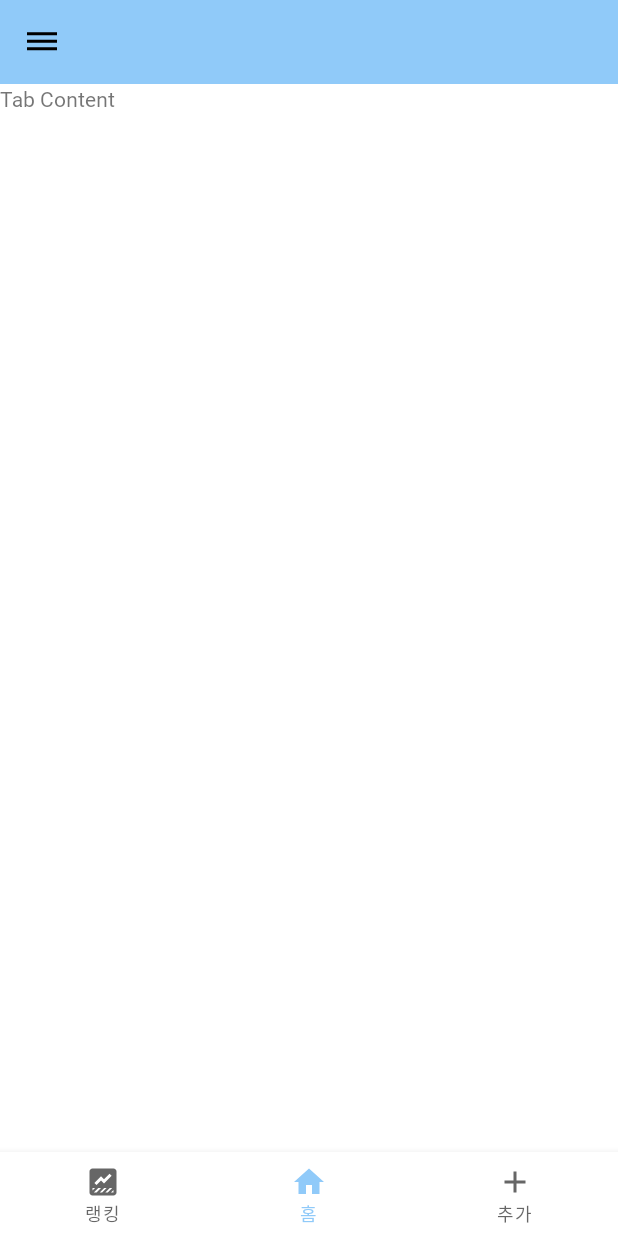
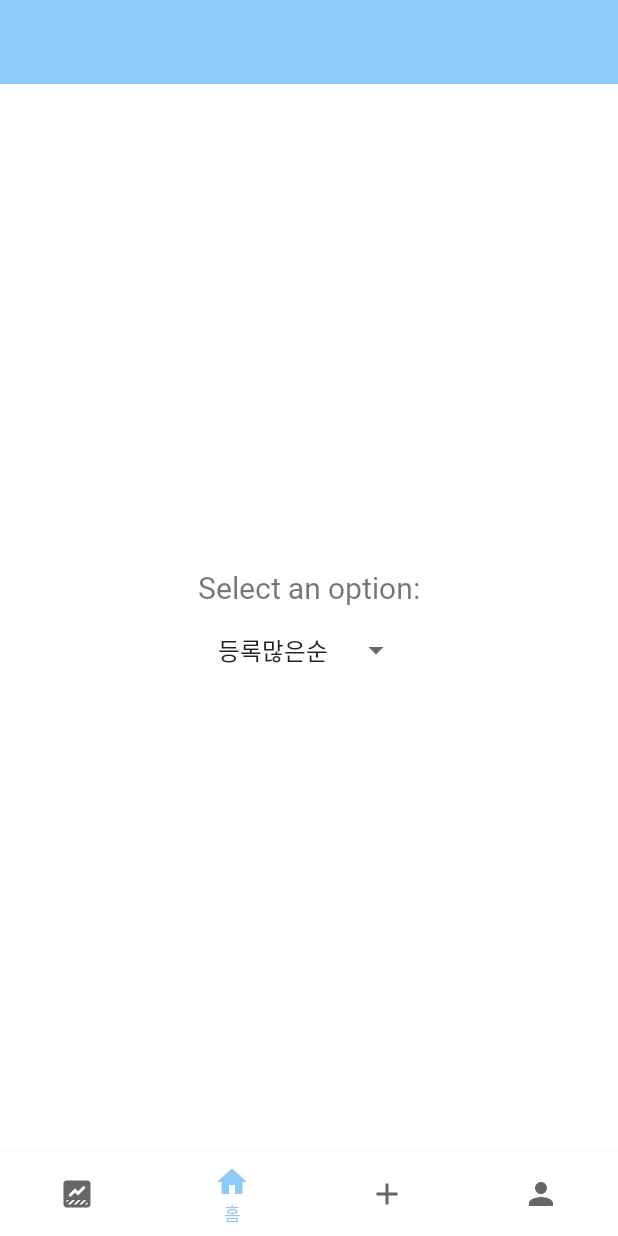
Before and after one commit to GDSC-SKHU/Bakku-Android, an Android app: the fragment RankAllFragment placed in its activity, on a phone screen of 412 x 824 dp. Run offline under Robolectric (Android 15) with nearby library versions, the phone set to English and light mode, and no system bars; our stand-ins replace navigation-ui; libraries missing offline, so code that uses them is left out: me.relex.circleindicator; 4 statements that could not run were skipped.

Commit message:
바텀네비게이션 수정

```diff
--- a/Bakku/app/src/main/java/com/example/bakku/MainActivity.kt
+++ b/Bakku/app/src/main/java/com/example/bakku/MainActivity.kt
@@ -1,5 +1,6 @@
 package com.example.bakku
 
+import android.content.Intent
 import androidx.appcompat.app.AppCompatActivity
 import android.os.Bundle
 import android.view.Menu
@@ -16,13 +17,13 @@ import com.example.bakku.databinding.ActivityMainBinding
 import com.google.android.material.navigation.NavigationView
 import com.google.android.material.snackbar.Snackbar
 
-class MainActivity : AppCompatActivity(), NavigationView.OnNavigationItemSelectedListener {
+class MainActivity : AppCompatActivity()/*, NavigationView.OnNavigationItemSelectedListener*/ {
 
-    private var isNavigationOpen = false
+    //private var isNavigationOpen = false
 
     private lateinit var mBinding : ActivityMainBinding
-    lateinit var navigationView : NavigationView
-    lateinit var drawerLayout : DrawerLayout
+    //lateinit var navigationView : NavigationView
+    //lateinit var drawerLayout : DrawerLayout
     lateinit var toolbar : androidx.appcompat.widget.Toolbar
 
 
@@ -42,15 +43,16 @@ class MainActivity : AppCompatActivity(), NavigationView.OnNavigationItemSelecte
         NavigationUI.setupWithNavController(mBinding.myBottomNav,navController)
 
 
-        setToolbar()
+        //setToolbar()
 
-        navigationView = findViewById(R.id.navigationView)
-        navigationView.setNavigationItemSelectedListener(this)
+        //navigationDrawer
+       /* navigationView = findViewById(R.id.navigationView)
+        navigationView.setNavigationItemSelectedListener(this)*/
 
     }
 
     // 툴바 사용 설정
-    private fun setToolbar(){
+    /*private fun setToolbar(){
         toolbar = findViewById(R.id.toolbar)
         setSupportActionBar(toolbar)
 
@@ -104,7 +106,7 @@ class MainActivity : AppCompatActivity(), NavigationView.OnNavigationItemSelecte
         }else{
             super.onBackPressed()
         }
-    }
+    }*/
 
 
 }
--- a/Bakku/app/src/main/java/com/example/bakku/fragments/HomeFragment.kt
+++ b/Bakku/app/src/main/java/com/example/bakku/fragments/HomeFragment.kt
@@ -2,6 +2,7 @@ package com.example.bakku.fragments
 
 //import com.example.bakku.fragments.ViewPagerAdapter
 
+import android.content.Intent
 import android.os.Bundle
 import android.view.LayoutInflater
 import android.view.View
@@ -16,13 +17,14 @@ import androidx.viewpager2.widget.ViewPager2.OnPageChangeCallback
 import com.example.bakku.R
 import com.example.bakku.databinding.FragmentHomeBinding
 import com.example.bakku.data.local.SeaModel
+import com.example.bakku.presentation.EventActivity
 import com.example.bakku.recyclerview.SeaRecyclerAdapter
 import me.relex.circleindicator.CircleIndicator3
 
 
 class HomeFragment : Fragment() {
 
-    private var mBinding : FragmentHomeBinding? = null
+    //private var mBinding : FragmentHomeBinding? = null
 
     //slide view here
     private lateinit var mPager : ViewPager2
@@ -35,6 +37,7 @@ class HomeFragment : Fragment() {
     var seaList = ArrayList<SeaModel>()
 
     private lateinit var seaRecyclerAdapter: SeaRecyclerAdapter
+
 
 
     override fun onCreateView(
@@ -121,5 +124,4 @@ class HomeFragment : Fragment() {
         return v
     }
 
-
 }
--- a/Bakku/app/src/main/java/com/example/bakku/fragments/HomeSlide1Fragment.kt
+++ b/Bakku/app/src/main/java/com/example/bakku/fragments/HomeSlide1Fragment.kt
@@ -7,6 +7,7 @@ import android.view.View
 import android.view.ViewGroup
 import androidx.fragment.app.Fragment
 import com.example.bakku.databinding.FragmentHomeSlide1Binding
+
 
 
 class HomeSlide1Fragment : Fragment() {
--- a/Bakku/app/src/main/java/com/example/bakku/fragments/RankAllFragment.kt
+++ b/Bakku/app/src/main/java/com/example/bakku/fragments/RankAllFragment.kt
@@ -11,20 +11,21 @@ import com.example.bakku.R
 
 class RankAllFragment : Fragment() {
 
+    private lateinit var spinner: Spinner
+
     override fun onCreateView(
         inflater: LayoutInflater,
         container: ViewGroup?,
         savedInstanceState: Bundle?
     ): View? {
         val view = inflater.inflate(R.layout.rank_all_fragment, container, false)
-        /*val mySpinner = view.findViewById<Spinner>(R.id.my_spinner)
 
-        // Spinner에 표시될 아이템을 배열로 정의합니다.
-        val items = arrayOf("item1", "item2", "item3")
+        spinner = view.findViewById(R.id.sp_rank_all)
 
-        // ArrayAdapter를 생성하여 Spinner에 아이템을 추가합니다.
-        val adapter = ArrayAdapter(this, android.R.layout.simple_spinner_dropdown_item, items)
-        mySpinner.adapter = adapter*/
+        val adapter = ArrayAdapter.createFromResource(requireContext(),
+            R.array.rank_all, android.R.layout.simple_spinner_item)
+        adapter.setDropDownViewResource(android.R.layout.simple_spinner_dropdown_item)
+        spinner.adapter = adapter
 
         return view
     }
--- /dev/null
+++ b/Bakku/app/src/main/res/drawable/ic_mypage.xml
@@ -0,0 +1,5 @@
+<vector android:height="24dp" android:tint="#777676"
+    android:viewportHeight="24" android:viewportWidth="24"
+    android:width="24dp" xmlns:android="http://schemas.android.com/apk/res/android">
+    <path android:fillColor="@android:color/white" android:pathData="M12,12c2.21,0 4,-1.79 4,-4s-1.79,-4 -4,-4 -4,1.79 -4,4 1.79,4 4,4zM12,14c-2.67,0 -8,1.34 -8,4v2h16v-2c0,-2.66 -5.33,-4 -8,-4z"/>
+</vector>
--- a/Bakku/app/src/main/res/layout/activity_main.xml
+++ b/Bakku/app/src/main/res/layout/activity_main.xml
@@ -9,14 +9,14 @@
     tools:context=".MainActivity">
 
     <!--navigation drawer-->
-    <com.google.android.material.navigation.NavigationView
+    <!--<com.google.android.material.navigation.NavigationView
         android:id="@+id/navigationView"
         android:layout_width="wrap_content"
         android:layout_height="match_parent"
         android:layout_gravity="start"
         app:headerLayout="@layout/navigation_header"
         app:menu="@menu/navigation_menu"
-        />
+        />-->
 
     <!-- main layout-->
     <LinearLayout
--- a/Bakku/app/src/main/res/layout/fragment_mypage.xml
+++ b/Bakku/app/src/main/res/layout/fragment_mypage.xml
@@ -1,13 +1,8 @@
 <?xml version="1.0" encoding="utf-8"?>
-<LinearLayout xmlns:android="http://schemas.android.com/apk/res/android"
+<androidx.constraintlayout.widget.ConstraintLayout
+    xmlns:android="http://schemas.android.com/apk/res/android"
     android:layout_width="match_parent"
-    android:layout_height="match_parent">
+    android:layout_height="match_parent"
+    android:id="@+id/mypageFragment">
 
-    <TextView
-        android:layout_width="wrap_content"
-        android:layout_height="wrap_content"
-        android:padding="50dp"
-        android:layout_marginTop="150dp"
-        android:layout_marginLeft="130dp"
-        android:text="mypage" />
-</LinearLayout>
+</androidx.constraintlayout.widget.ConstraintLayout>
--- a/Bakku/app/src/main/res/layout/fragment_rank.xml
+++ b/Bakku/app/src/main/res/layout/fragment_rank.xml
@@ -20,5 +20,4 @@
         android:layout_height="0dp" />
 
 
-
 </LinearLayout>
--- a/Bakku/app/src/main/res/layout/rank_all_fragment.xml
+++ b/Bakku/app/src/main/res/layout/rank_all_fragment.xml
@@ -3,12 +3,20 @@
 
 <LinearLayout xmlns:android="http://schemas.android.com/apk/res/android"
     android:layout_width="match_parent"
-    android:layout_height="match_parent">
+    android:layout_height="match_parent"
+    android:gravity="center"
+    android:orientation="vertical">
 
     <TextView
-        android:id="@+id/textView"
         android:layout_width="wrap_content"
         android:layout_height="wrap_content"
-        android:text="Tab Content"/>
+        android:text="Select an option:"
+        android:textSize="20sp" />
+
+    <Spinner
+        android:id="@+id/sp_rank_all"
+        android:layout_width="wrap_content"
+        android:layout_height="wrap_content"
+        android:layout_marginTop="16dp" />
 
 </LinearLayout>
--- a/Bakku/app/src/main/res/menu/bottom_nav_menu.xml
+++ b/Bakku/app/src/main/res/menu/bottom_nav_menu.xml
@@ -20,4 +20,10 @@
         android:icon="@drawable/ic_add"
         />
 
+    <item
+        android:id="@+id/mypageFragment"
+        android:title="마이페이지"
+        android:icon="@drawable/ic_mypage"
+        />
+
 </menu>
--- a/Bakku/app/src/main/res/navigation/nav_graph.xml
+++ b/Bakku/app/src/main/res/navigation/nav_graph.xml
@@ -20,5 +20,10 @@
         android:name="com.example.bakku.fragments.AddFragment"
         android:label="fragment_add"
         tools:layout="@layout/fragment_add" />
+    <fragment
+        android:id="@+id/mypageFragment"
+        android:name="com.example.bakku.fragments.MypageFragment"
+        android:label="fragment_mypage"
+        tools:layout="@layout/fragment_mypage" />
 
 </navigation>
```
